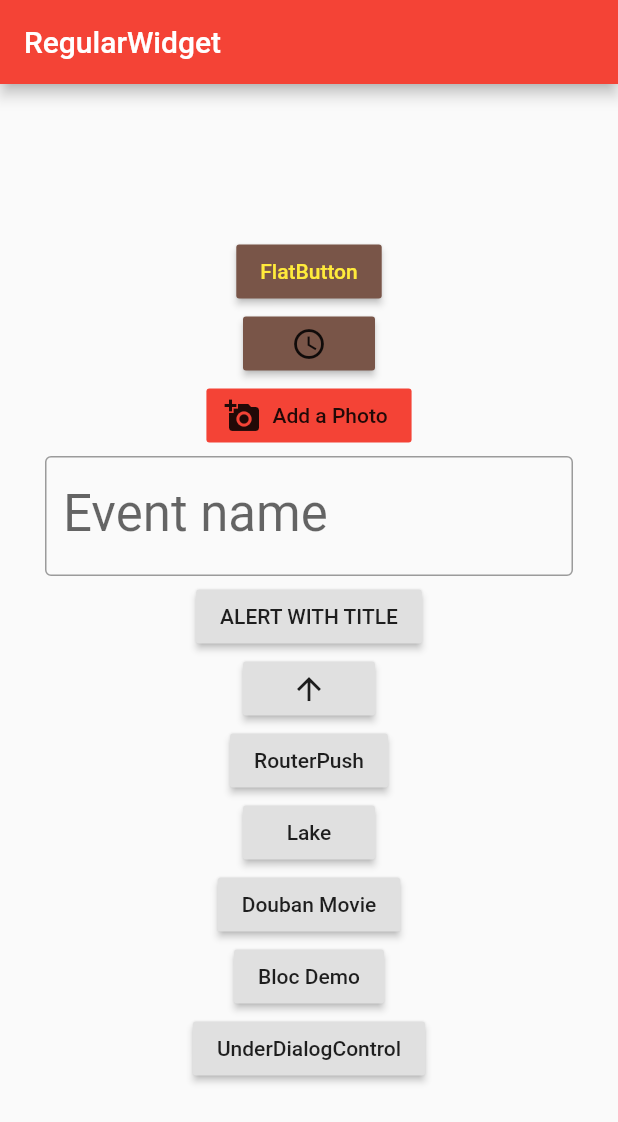
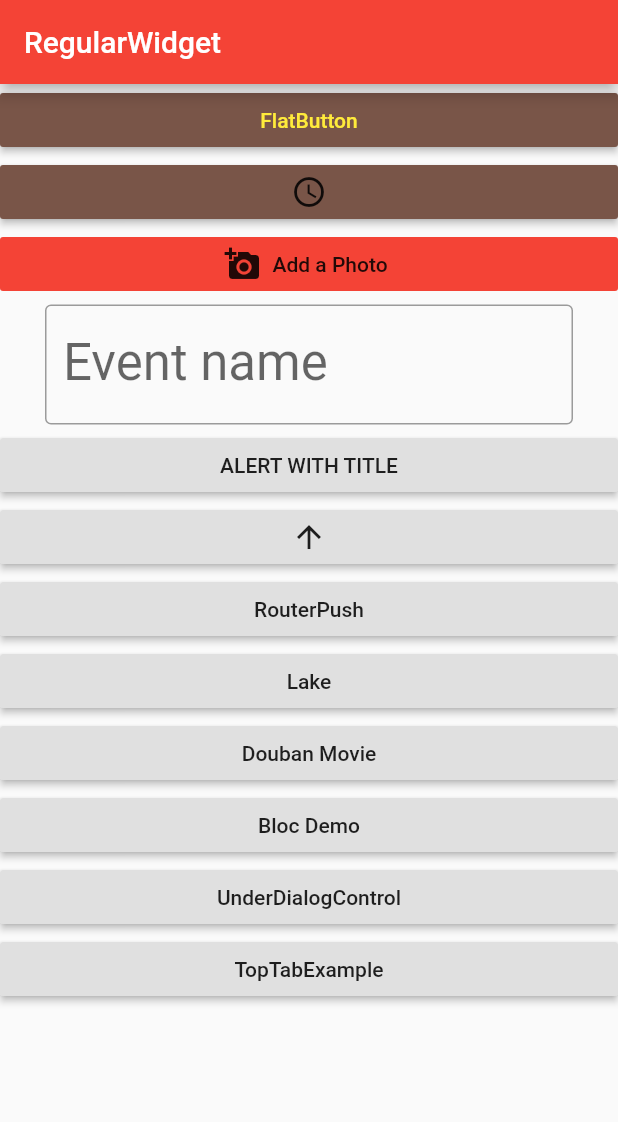
Before and after one commit to taojigu/hello_flutter, a Flutter app: the screen it shows after launch, on a phone screen of 412 x 824 dp. Shown: the top 1122 px of the screen. Run offline on Flutter 3.47's test engine with Material 2 defaults, Android fonts, the phone set to English and light mode, and no system bars; our stand-ins replace cached_network_image.

Commit message:
WIP:top Tab

```diff
--- a/lib/regular_widget_demo_page.dart
+++ b/lib/regular_widget_demo_page.dart
@@ -1,6 +1,7 @@
 import 'package:flutter/material.dart';
 import 'package:hello_flutter/bloc/bloc_demo_page.dart';
 import 'package:hello_flutter/dialog_control/dialog_under_page.dart';
+import 'package:hello_flutter/widget/top_tab_example.dart';
 import 'listview_demo_page.dart';
 import 'layout/lake_page.dart';
 import 'douban/douban_movie_page.dart';
@@ -81,6 +82,7 @@ class _RegularWidgetDemoPageState extends State<RegularWidgetDemoPage> {
             _pushDoubanButton(),
             _pushBlocPageButton(),
             _pushPushDialogUnderButton(),
+            _pushTopTabbarWidget(),
           ];
       return Scaffold(
         appBar: AppBar(
@@ -88,8 +90,7 @@ class _RegularWidgetDemoPageState extends State<RegularWidgetDemoPage> {
           backgroundColor: Colors.red,
         ),
         body: Center(
-          child: Column(
-            mainAxisAlignment: MainAxisAlignment.center,
+          child: ListView(
             children: bodyChildren
           ),
         ),
@@ -177,4 +178,17 @@ class _RegularWidgetDemoPageState extends State<RegularWidgetDemoPage> {
         },
       );
     }
+
+    Widget _pushTopTabbarWidget() {
+
+      return RaisedButton(
+        child: Text('TopTabExample'),
+        onPressed:  () {
+
+           Navigator.push(context,
+          new MaterialPageRoute(builder: (context) => new TopTabExample1()));
+        },
+      );
+
+    }
 }
```
Also changed, not shown: lib/widget/top_tab_example.dart (added, +33 -0 lines).
